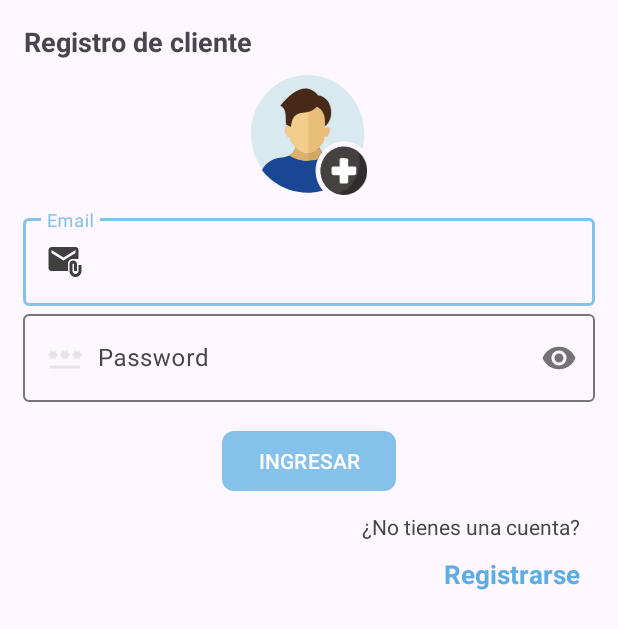
After one commit to Garithos2ez4/ProyectoVirtualStore, an Android app: the layout activity_registro_cliente.xml on its own in the app's theme, with its tools: preview values and no code run, on a phone screen of 412 x 824 dp. The commit adds this screen. Shown: the top 629 px of the screen. Run offline under Robolectric (Android 15) with nearby library versions, the phone set to English and light mode, and no system bars.

Commit message:
Terminado los registros de clientes y validaciones de usuarios. Ademas de agregar validaciones para el tipo de usuario

```diff
--- a/app/src/main/AndroidManifest.xml
+++ b/app/src/main/AndroidManifest.xml
@@ -14,6 +14,9 @@
         android:supportsRtl="true"
         android:theme="@style/Theme.SistemaDeFacturacionPruni"
         tools:targetApi="31">
+        <activity
+            android:name=".Cliente.RegistroClienteActivity"
+            android:exported="false" />
         <activity
             android:name=".Vendedor.LoginVendedorActivity"
             android:exported="false" />
--- a/app/src/main/java/com/example/sistemadefacturacion_pruni/Cliente/Bottom_Nav_Fragments_Cliente/FragmentTiendaClienteC.kt
+++ b/app/src/main/java/com/example/sistemadefacturacion_pruni/Cliente/Bottom_Nav_Fragments_Cliente/FragmentTiendaClienteC.kt
@@ -9,9 +9,7 @@ import com.example.sistemadefacturacion_pruni.R
 
 
 class FragmentTiendaClienteC : Fragment() {
-    // TODO: Rename and change types of parameters
-    private var param1: String? = null
-    private var param2: String? = null
+
 
     override fun onCreateView(
         inflater: LayoutInflater, container: ViewGroup?,
--- /dev/null
+++ b/app/src/main/res/drawable/add_cliente_icon.xml
@@ -0,0 +1,46 @@
+<vector xmlns:android="http://schemas.android.com/apk/res/android"
+    android:width="476dp"
+    android:height="490.46dp"
+    android:viewportWidth="476"
+    android:viewportHeight="490.46">
+  <path
+      android:pathData="M232.2,0c131.47,0 232.2,111.39 232.2,240.43 0,20.84 -2.64,41.22 -7.6,60.74 -20.36,-18.36 -46.97,-29.48 -76.07,-29.48 -32,0 -61,13.45 -81.98,35.18 -20.98,21.74 -33.97,51.76 -33.97,84.91 0,30.89 11.27,59.06 29.79,80.35 -19.74,5.67 -40.63,8.73 -62.37,8.73C100.72,480.86 0,369.5 0,240.43 0,112.11 99.98,0 232.2,0z"
+      android:fillColor="#D9E9F0"
+      android:fillType="nonZero"/>
+  <path
+      android:pathData="M294.9,472.52a233.54,233.54 0,0 1,-52.22 8.3,455.36 455.36,0 0,1 -30.11,-0.59c-25.58,-2.14 -50.09,-8.43 -72.87,-18.2 -29.58,-12.69 -56.21,-31.31 -78.5,-54.42a248.31,248.31 0,0 1,-15.73 -17.93c12.81,-29.77 43.04,-47.47 73.51,-51.54 29.22,-3.91 53.53,-7.87 63.81,-43.19 2.66,2.33 5.46,4.68 8.31,7.22 26.61,23.66 56.6,24.69 82.24,-0.04 2.11,-2.04 4.17,-3.96 6.14,-5.82 3.29,7.31 7.69,13.12 12.86,17.79 -17.18,20.95 -27.55,48.07 -27.55,77.69 0,31.07 11.41,59.4 30.12,80.73z"
+      android:fillColor="#194794"
+      android:fillType="nonZero"/>
+  <path
+      android:pathData="M279.47,296.31c3.29,7.31 7.69,13.11 12.86,17.79a120.97,120.97 0,0 0,-18.19 30.38c-38.68,11.85 -82.24,5.41 -116.94,-15.75 14.1,-7.59 21.16,-18.59 25.58,-33.79 2.66,2.33 5.46,4.68 8.32,7.22 26.61,23.66 56.6,24.69 82.24,-0.04 2.11,-2.04 4.17,-3.96 6.14,-5.82z"
+      android:fillColor="#D2A75F"
+      android:fillType="nonZero"/>
+  <path
+      android:pathData="M234.72,350.36c-27.06,0.12 -54.28,-7.47 -77.53,-21.63 14.05,-7.56 21.28,-18.73 25.59,-33.79 2.67,2.33 5.46,4.68 8.31,7.22 13.98,12.43 28.9,18.61 43.63,18.1v30.1z"
+      android:fillColor="#DBB26F"
+      android:fillType="nonZero"/>
+  <path
+      android:pathData="M140.73,215.4c3.51,-10.05 11.68,-6.82 23.31,-2.57 -4.65,-21.08 0.84,-37.54 17.34,-48.95 35.2,-24.36 51.11,-3.51 89.27,-34.23 21.92,11.04 41.53,29.7 31.54,88.01 10.58,-8.02 25.83,-7.27 21.03,10.49l-6.55,18.56c-1.57,4.44 -2.61,6.05 -8.23,5.75 -2.48,-0.13 -4.98,-1.09 -7.46,-2.73 2.3,27.39 -11,36.33 -27.64,52.39 -25.63,24.74 -55.62,23.72 -82.23,0.05 -15.59,-13.86 -29.43,-22.28 -30.12,-50.78 -4.04,1.24 -7.86,1.46 -11.2,-0.43 -6.65,-3.78 -9.07,-14.8 -9.43,-21.85 -0.14,-2.84 -0.02,-10.81 0.38,-13.7z"
+      android:fillColor="#E9BE79"
+      android:fillType="evenOdd"/>
+  <path
+      android:pathData="M140.73,215.4c3.52,-10.05 11.68,-6.82 23.31,-2.57l-0.1,-0.5 0.1,0.06c6.07,-63.68 37.68,-54.1 70.67,-62.24v170.12c-14.72,0.52 -29.64,-5.66 -43.62,-18.1 -15.58,-13.86 -29.43,-22.28 -30.11,-50.78 -4.04,1.24 -7.86,1.46 -11.2,-0.43 -9.68,-5.51 -10.47,-25.44 -9.06,-35.55z"
+      android:fillColor="#F2CD8C"
+      android:fillType="evenOdd"/>
+  <path
+      android:pathData="M120.61,125.34c51.34,-63.44 110.51,-97.94 154.94,-41.51 54.45,2.86 73.34,91.7 27.67,126.36 3.66,-48.26 -10.63,-69.9 -32.72,-80.77 -42.04,45.84 -98.17,-4.16 -106.47,82.95l-20.15,-10.49c-2,-24.99 3.85,-68.33 -23.28,-76.54z"
+      android:fillColor="#462917"
+      android:fillType="evenOdd"/>
+  <path
+      android:pathData="M380.74,293.11c52.63,0 95.26,44.19 95.26,98.67 0,54.51 -42.66,98.67 -95.26,98.67 -52.63,0 -95.26,-44.19 -95.26,-98.67 0,-54.52 42.66,-98.67 95.26,-98.67z"
+      android:fillColor="#2E2D2C"
+      android:fillType="evenOdd"/>
+  <path
+      android:pathData="M380.74,293.12c20.46,0 39.41,6.68 54.93,18.05 30.5,66.15 -12.27,161.64 -85.83,173.99 -37.45,-13.3 -64.36,-50.08 -64.36,-93.36 0,-54.51 42.66,-98.67 95.26,-98.67z"
+      android:fillColor="#434241"
+      android:fillType="evenOdd"/>
+  <path
+      android:pathData="M363.36,349.77l-0.01,-2.28c0.07,-4.8 1,-7.95 7.74,-7.85l17.28,0.22c3.59,-0.01 5.99,0.69 7.63,2.44 1.62,1.73 2.17,4.14 2.14,7.57l0.01,24.02c8.47,0 16.94,0.04 25.41,-0.01 4.72,0.07 7.81,1 7.71,7.92l-0.21,17.89c0.03,7 -2.63,10.1 -9.75,10.02l-23.16,0.01 -0.01,24.24c0.01,3.3 -0.55,5.64 -2.14,7.33 -1.64,1.75 -4.03,2.45 -7.63,2.44l-17.28,0.22c-6.75,0.1 -7.67,-3.05 -7.74,-7.85 0.03,-8.79 0.01,-17.58 0,-26.37l-23.41,-0.01c-7.01,0.02 -9.55,-3.17 -9.52,-10.02l-0.21,-17.89c-0.1,-6.93 3,-7.85 7.72,-7.92 8.47,0.04 16.95,0.01 25.42,0.01l0.01,-24.11z"
+      android:fillColor="#fff"
+      android:fillType="nonZero"/>
+</vector>
--- /dev/null
+++ b/app/src/main/res/layout/activity_registro_cliente.xml
@@ -0,0 +1,91 @@
+<?xml version="1.0" encoding="utf-8"?>
+<ScrollView
+    xmlns:android="http://schemas.android.com/apk/res/android"
+    xmlns:app="http://schemas.android.com/apk/res-auto"
+    xmlns:tools="http://schemas.android.com/tools"
+    android:id="@+id/main"
+    android:layout_width="match_parent"
+    android:layout_height="match_parent"
+    tools:context=".Cliente.RegistroClienteActivity">
+    <androidx.appcompat.widget.LinearLayoutCompat
+        android:layout_width="match_parent"
+        android:layout_height="wrap_content"
+        android:orientation="vertical"
+        android:padding="15dp">
+        <TextView
+            android:text="@string/txtRegistroc"
+            android:gravity="center"
+            android:textSize="18sp"
+            android:textStyle="bold"
+            android:layout_width="wrap_content"
+            android:layout_height="wrap_content"/>
+        <androidx.appcompat.widget.AppCompatImageView
+            android:layout_width="80dp"
+            android:layout_height="80dp"
+            android:src="@drawable/add_cliente_icon"
+            android:layout_gravity="center"
+            android:layout_marginTop="10dp"
+            android:layout_marginBottom="10dp"/>
+
+        <com.google.android.material.textfield.TextInputLayout
+            android:layout_width="match_parent"
+            android:layout_height="wrap_content">
+            <EditText
+                android:id="@+id/etEmail"
+                android:hint="@string/etEmail"
+                android:inputType="textEmailAddress"
+                android:drawableStart="@drawable/ico_email"
+                android:drawablePadding="10dp"
+                android:layout_width="match_parent"
+                android:layout_height="wrap_content"/>
+
+        </com.google.android.material.textfield.TextInputLayout>
+
+        <com.google.android.material.textfield.TextInputLayout
+            android:layout_width="match_parent"
+            android:layout_height="wrap_content"
+            app:passwordToggleEnabled="true">
+            <EditText
+                android:id="@+id/etPassword"
+                android:hint="@string/etPassword"
+                android:inputType="textPassword"
+                android:drawableStart="@drawable/lock_luigui"
+                android:drawablePadding="10dp"
+                android:layout_width="match_parent"
+                android:layout_height="wrap_content"/>
+
+        </com.google.android.material.textfield.TextInputLayout>
+
+        <com.google.android.material.button.MaterialButton
+            android:id="@+id/btnLoginC"
+            android:text="@string/btnLoginC"
+            android:textAllCaps="true"
+            android:layout_gravity="center"
+            android:layout_marginTop="15dp"
+            app:cornerRadius="8dp"
+            android:layout_width="wrap_content"
+            android:layout_height="wrap_content"/>
+
+        <TextView
+            android:text="@string/txtNoCuenta"
+            android:layout_gravity="end"
+            android:layout_marginEnd="10dp"
+            android:layout_marginTop="10dp"
+            android:layout_width="wrap_content"
+            android:layout_height="wrap_content"/>
+        <TextView
+            android:id="@+id/tvRegistrarC"
+            android:text="@string/tvRegistrarC"
+            android:layout_gravity="end"
+            android:layout_marginEnd="10dp"
+            android:layout_marginTop="10dp"
+            android:textSize="17sp"
+            android:textStyle="bold"
+            android:textColor="@color/celeste_oscuro"
+            android:layout_width="wrap_content"
+            android:layout_height="wrap_content"/>
+
+
+    </androidx.appcompat.widget.LinearLayoutCompat>
+
+</ScrollView>
--- a/app/src/main/res/menu/bottom_nav_bar_cliente_menu.xml
+++ b/app/src/main/res/menu/bottom_nav_bar_cliente_menu.xml
@@ -6,8 +6,8 @@
         android:icon="@drawable/store_ico"
         />
     <item
-        android:id="@+id/op_mi_ordenes_c"
-        android:title="@string/op_mi_ordenes_c"
+        android:id="@+id/op_mis_ordenes_c"
+        android:title="@string/op_mis_ordenes_c"
         android:icon="@drawable/icono_ordenes"/>
 
 </menu>
--- a/app/src/main/res/values/strings.xml
+++ b/app/src/main/res/values/strings.xml
@@ -23,10 +23,17 @@
     <string name="op_mis_ordenes_v">Mis  Ordenes</string>
     <!--Bottom navi Cliente-->
     <string name="op_tienda_c">Tienda</string>
-    <string name="op_mi_ordenes_c">Mis Órdenes</string>
+    <string name="op_mis_ordenes_c">Mis Órdenes</string>
 
 
     <string name="txt_bienvenido">Bienvenid@</string>
+    <!--Registro cliente-->
+    <string name="txtRegistroc">Registro de cliente</string>
+    <string name="etNombres">Nombres Completos</string>
+    <string name="etEmail">Email</string>
+    <string name="btnLoginC">Ingresar</string>
+    <string name="tvRegistrarC">Registrarse</string>
+    <string name="btnRegistrarC">Registrarme</string>
 
     <!--Registro vendedor-->
     <string name="txtRegistrov">Registro de vendedor</string>
```
Also changed, not shown: app/src/main/java/com/example/sistemadefacturacion_pruni/Cliente/MainActivityCliente.kt (+62 -10 lines), app/src/main/java/com/example/sistemadefacturacion_pruni/Cliente/Nav_Fragments_Cliente/FragmentInicioCliente.kt (+29 -1 lines), app/src/main/java/com/example/sistemadefacturacion_pruni/Cliente/RegistroClienteActivity.kt (added, +14 -0 lines), app/src/main/java/com/example/sistemadefacturacion_pruni/SplashScreenActivity.kt (+36 -6 lines).
